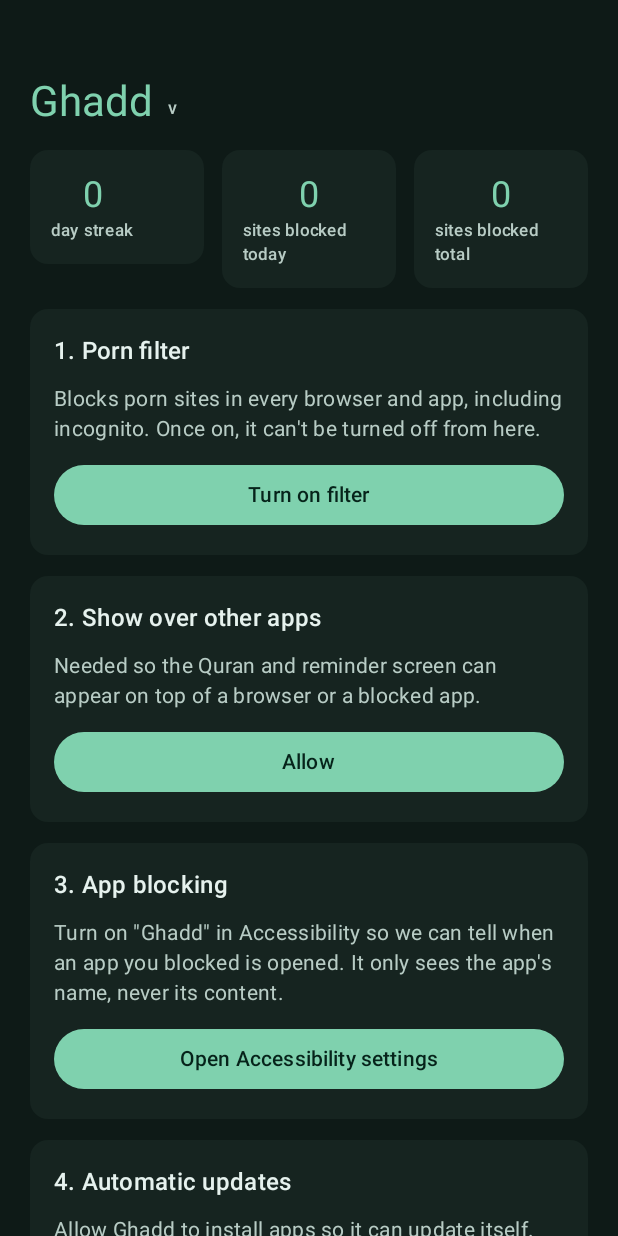
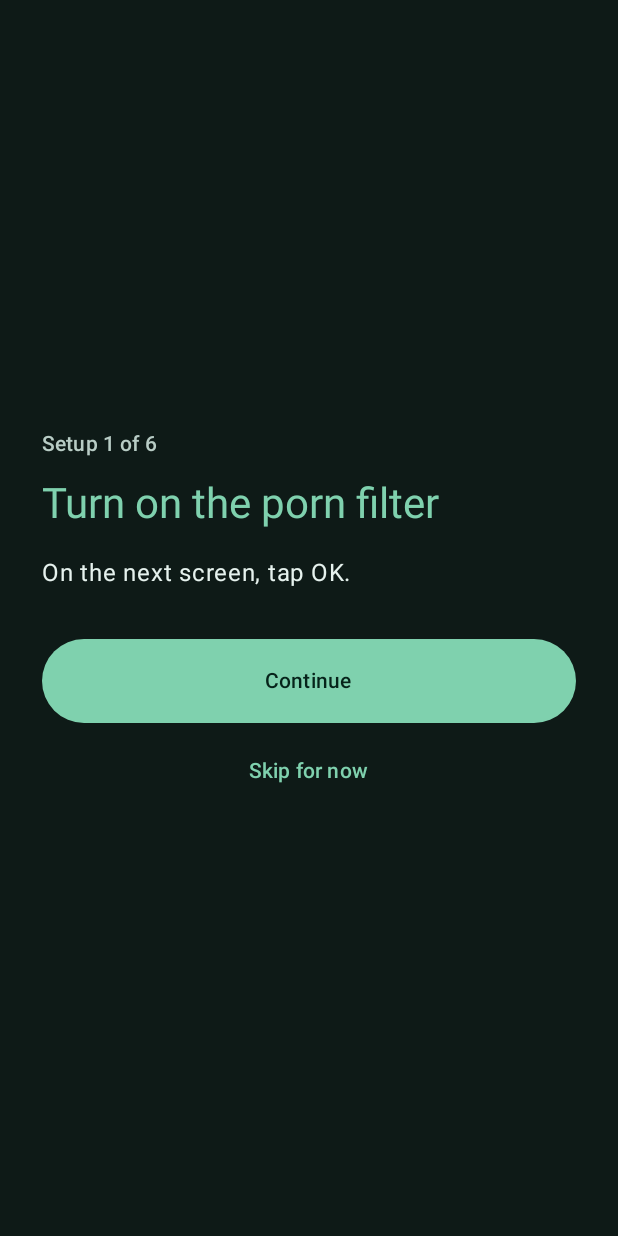
Before and after one commit to kaiserkonok/ghadd, an Android app built with Jetpack Compose: the screen it shows after launch (MainActivity), on a phone screen of 412 x 824 dp. Run offline under Robolectric (Android 15) with nearby library versions, the phone set to English and light mode, and no system bars; pictures from the network do not load.

Commit message:
Work on phones that block background screens; guided setup (v0.4.0)
- Block screens fall back to an alarm-style full-screen alert when the
  phone refuses to open them; blocked apps are closed via accessibility
- One-permission-at-a-time setup wizard incl. Vivo pop-up/autostart pages
- 15-minute watchdog alarm restarts the filter if it was killed
- Reopen the app after a 'need' unblock

Co-Authored-By: Claude Opus 5.5 <noreply@anthropic.com>

```diff
--- a/app/build.gradle.kts
+++ b/app/build.gradle.kts
@@ -12,8 +12,8 @@ android {
         applicationId = "org.ghadd"
         minSdk = 26
         targetSdk = 34
-        versionCode = 4
-        versionName = "0.3.0"
+        versionCode = 5
+        versionName = "0.4.0"
     }
 
     buildTypes {
--- a/app/src/main/java/org/ghadd/App.kt
+++ b/app/src/main/java/org/ghadd/App.kt
@@ -6,5 +6,6 @@ class App : Application() {
     override fun onCreate() {
         super.onCreate()
         Prefs.init(this)
+        Watchdog.schedule(this)
     }
 }
--- a/app/src/main/java/org/ghadd/MainActivity.kt
+++ b/app/src/main/java/org/ghadd/MainActivity.kt
@@ -1,9 +1,12 @@
 package org.ghadd
 
+import android.Manifest
 import android.content.Intent
 import android.content.pm.PackageManager
 import android.graphics.Bitmap
+import android.net.Uri
 import android.net.VpnService
+import android.os.Build
 import android.os.Bundle
 import android.provider.Settings
 import androidx.activity.ComponentActivity
@@ -31,6 +34,7 @@ import androidx.compose.material3.Checkbox
 import androidx.compose.material3.MaterialTheme
 import androidx.compose.material3.OutlinedButton
 import androidx.compose.material3.Text
+import androidx.compose.material3.TextButton
 import androidx.compose.runtime.Composable
 import androidx.compose.runtime.getValue
 import androidx.compose.runtime.mutableIntStateOf
@@ -55,14 +59,86 @@ class MainActivity : ComponentActivity() {
     private val vpnConsent =
         registerForActivityResult(ActivityResultContracts.StartActivityForResult()) {
             if (it.resultCode == RESULT_OK) startVpn()
+            tick++
         }
+
+    private val notificationPermission =
+        registerForActivityResult(ActivityResultContracts.RequestPermission()) { tick++ }
+
+    /**
+     * Everything Ghadd needs, in order. The app walks through these one at a time on its own,
+     * so the user only ever has to tap "Continue" and then "Allow" / switch ON.
+     */
+    private fun setupSteps(): List<SetupStep> = buildList {
+        add(SetupStep(
+            "filter", "Turn on the porn filter", "On the next screen, tap OK.",
+            done = { Prefs.filterWanted && VpnService.prepare(this@MainActivity) == null },
+            open = ::enableFilter
+        ))
+        if (Build.VERSION.SDK_INT >= 33) add(SetupStep(
+            "notifications", "Allow Ghadd's alerts", "On the next screen, tap Allow.",
+            done = {
+                checkSelfPermission(Manifest.permission.POST_NOTIFICATIONS) == PackageManager.PERMISSION_GRANTED
+            },
+            open = { notificationPermission.launch(Manifest.permission.POST_NOTIFICATIONS) }
+        ))
+        add(SetupStep(
+            "overlay", "Let Ghadd show the Quran screen",
+            "On the next screen, find Ghadd and turn the switch ON. Then press back.",
+            done = { Perms.overlayGranted(this@MainActivity) },
+            open = { runCatching { startActivity(Perms.overlaySettingsIntent(this@MainActivity)) } }
+        ))
+        add(SetupStep(
+            "accessibility", "Turn on app blocking",
+            "On the next screen, tap \"Ghadd\" (it may be under \"Downloaded apps\" or \"Installed services\"), " +
+                "turn it ON and tap Allow. Then press back.",
+            done = { Perms.accessibilityEnabled(this@MainActivity) },
+            open = { startActivity(Intent(Settings.ACTION_ACCESSIBILITY_SETTINGS)) }
+        ))
+        add(SetupStep(
+            "updates", "Allow automatic updates", "On the next screen, turn the switch ON. Then press back.",
+            done = { Updater.canInstall(this@MainActivity) },
+            open = {
+                startActivity(Intent(Settings.ACTION_MANAGE_UNKNOWN_APP_SOURCES, Uri.parse("package:$packageName")))
+            }
+        ))
+        add(SetupStep(
+            "battery", "Keep Ghadd running", "On the next screen, tap Allow.",
+            done = { KeepAlive.ignoringBatteryOptimizations(this@MainActivity) },
+            open = { runCatching { startActivity(KeepAlive.batteryIntent(this@MainActivity)) } }
+        ))
+        if (KeepAlive.hasOemRestrictions) {
+            add(SetupStep(
+                "popup", "Let Ghadd pop up over other apps",
+                "On the next screen, find \"Display pop-up windows\" (or \"Pop-up in background\") and set it to Allow. Then press back.",
+                done = { Prefs.setupDone("popup") },
+                open = { Prefs.markSetupDone("popup"); KeepAlive.openPopupPermission(this@MainActivity) }
+            ))
+            add(SetupStep(
+                "autostart", "Let Ghadd start by itself",
+                "On the next screen, find Ghadd and turn it ON (Autostart / Background startup). Then press back.",
+                done = { Prefs.setupDone("autostart") },
+                open = { Prefs.markSetupDone("autostart"); KeepAlive.openBackgroundSettings(this@MainActivity) }
+            ))
+        }
+    }
 
     override fun onCreate(savedInstanceState: Bundle?) {
         super.onCreate(savedInstanceState)
         setContent {
             GhaddTheme {
                 var showApps by remember { mutableStateOf(false) }
-                if (showApps) {
+                var skipped by remember { mutableStateOf(setOf<String>()) }
+                val steps = remember(tick) { setupSteps() }
+                val next = steps.firstOrNull { !it.done() && it.id !in skipped }
+                if (next != null) {
+                    SetupScreen(
+                        number = steps.indexOf(next) + 1,
+                        total = steps.size,
+                        step = next,
+                        onSkip = { skipped = skipped + next.id }
+                    )
+                } else if (showApps) {
                     AppsScreen(tick, onBack = { showApps = false }, onTryRemove = ::askRemove)
                 } else {
                     HomeScreen(
@@ -119,6 +195,36 @@ class MainActivity : ComponentActivity() {
                 .putExtra(UnblockActivity.EXTRA_PKG, pkg)
                 .putExtra(UnblockActivity.EXTRA_REMOVE, true)
         )
+    }
+}
+
+private class SetupStep(
+    val id: String,
+    val title: String,
+    val hint: String,
+    val done: () -> Boolean,
+    val open: () -> Unit
+)
+
+/** One permission at a time, one big button. */
+@Composable
+private fun SetupScreen(number: Int, total: Int, step: SetupStep, onSkip: () -> Unit) {
+    Column(
+        Modifier
+            .fillMaxSize()
+            .background(MaterialTheme.colorScheme.background)
+            .padding(28.dp),
+        verticalArrangement = Arrangement.Center
+    ) {
+        Text("Setup $number of $total", style = MaterialTheme.typography.labelLarge, color = MaterialTheme.colorScheme.onSurfaceVariant)
+        Spacer(Modifier.height(12.dp))
+        Text(step.title, style = MaterialTheme.typography.headlineMedium, color = MaterialTheme.colorScheme.primary)
+        Spacer(Modifier.height(16.dp))
+        Text(step.hint, style = MaterialTheme.typography.bodyLarge, color = MaterialTheme.colorScheme.onBackground)
+        Spacer(Modifier.height(32.dp))
+        Button(onClick = step.open, modifier = Modifier.fillMaxWidth().height(56.dp)) { Text("Continue") }
+        Spacer(Modifier.height(8.dp))
+        TextButton(onClick = onSkip, modifier = Modifier.fillMaxWidth()) { Text("Skip for now") }
     }
 }
 
--- a/app/src/main/java/org/ghadd/Prefs.kt
+++ b/app/src/main/java/org/ghadd/Prefs.kt
@@ -27,6 +27,12 @@ object Prefs {
         set(value) {
             sp.edit().putBoolean("filter_wanted", value).apply()
         }
+
+    /** Setup steps that Android can't verify (phone-maker screens): done once the user visited them. */
+    fun setupDone(step: String): Boolean = sp.getBoolean("setup_$step", false)
+    fun markSetupDone(step: String) {
+        sp.edit().putBoolean("setup_$step", true).apply()
+    }
 
     var lastUpdateCheck: Long
         get() = sp.getLong("last_update_check", 0L)
```
Also changed, not shown: app/src/main/AndroidManifest.xml (+7 -0 lines), app/src/main/java/org/ghadd/AppBlockService.kt (+13 -4 lines), app/src/main/java/org/ghadd/BlockActivity.kt (+11 -0 lines), app/src/main/java/org/ghadd/KeepAlive.kt (+30 -0 lines), app/src/main/java/org/ghadd/Launcher.kt (added, +108 -0 lines), app/src/main/java/org/ghadd/Perms.kt (+7 -3 lines), app/src/main/java/org/ghadd/UnblockActivity.kt (+16 -0 lines).
